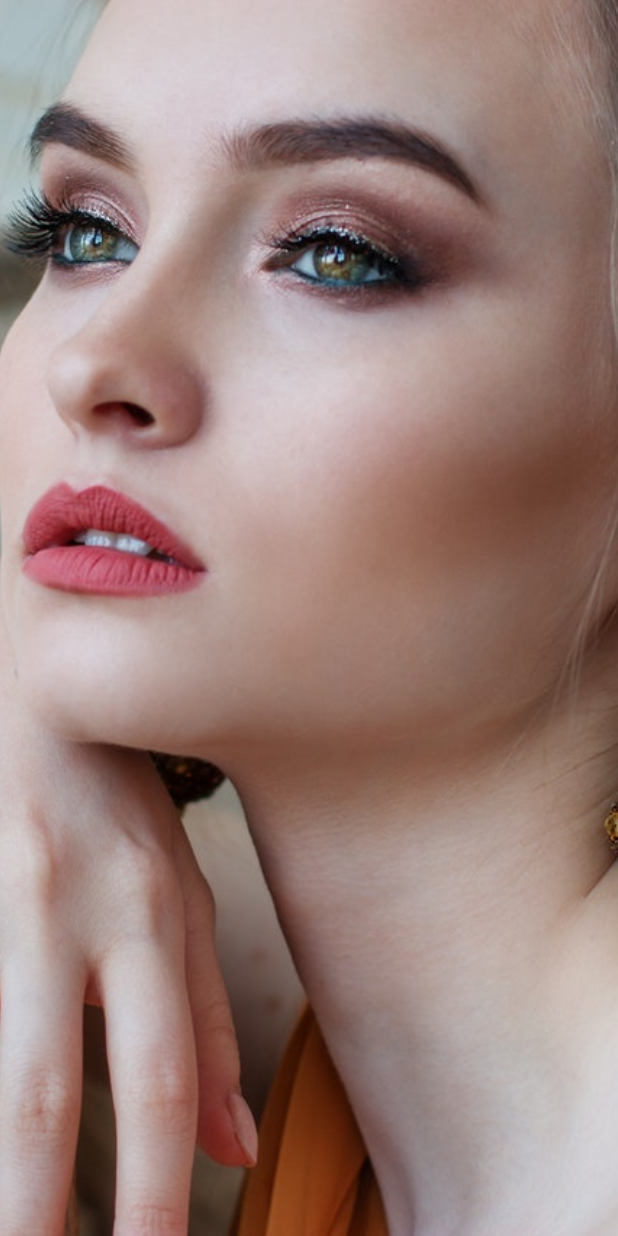
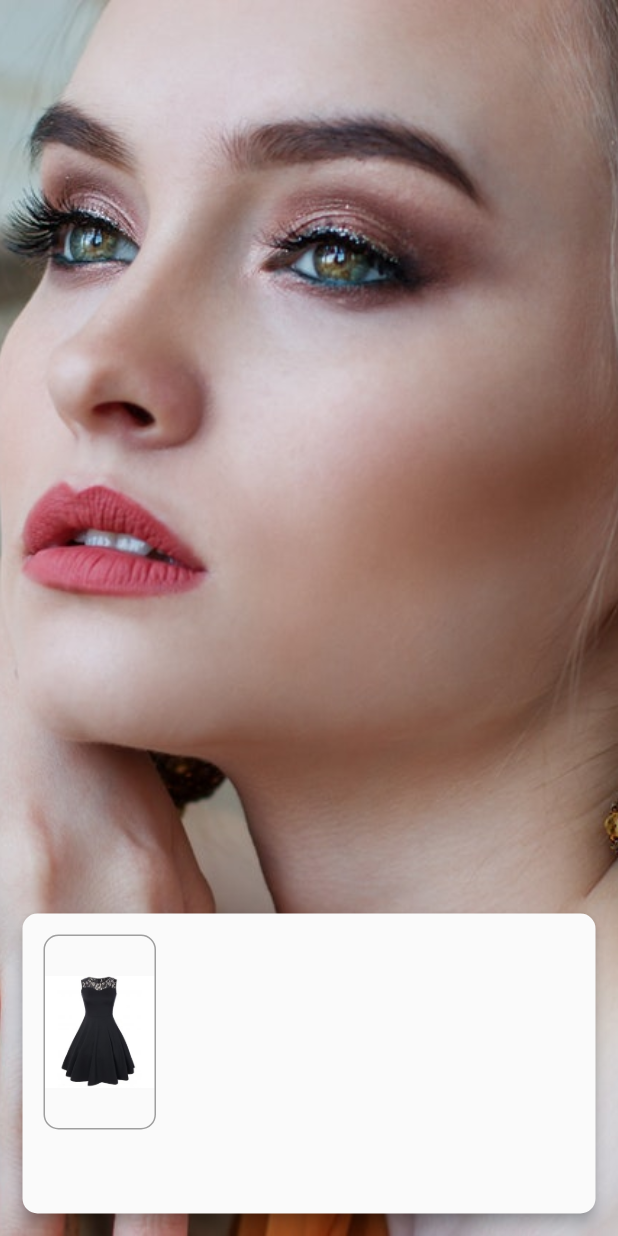
Before and after one commit to Gokdenizsari/Flutter_fashion_app, a Flutter app: the Detail screen opened directly, on a phone screen of 412 x 824 dp. Run offline on Flutter 3.47's test engine with Material 2 defaults, Android fonts, the phone set to English and light mode, and no system bars.

Commit message:
Update detail.dart

```diff
--- a/lib/detail.dart
+++ b/lib/detail.dart
@@ -13,7 +13,8 @@ class _DetailState extends State<Detail> {
   @override
   Widget build(BuildContext context) {
     return Scaffold(
-      body: Hero(
+      body: Stack(
+     children: [Hero(
           tag: widget.imgPath,
           child: Container(
             width: MediaQuery.of(context).size.width,
@@ -23,6 +24,45 @@ class _DetailState extends State<Detail> {
                     image: AssetImage(widget.imgPath), fit: BoxFit.cover)),
           ),
         ),
+        Positioned(
+          left: 15,
+          right: 15,
+          bottom: 15,
+          child: Material(
+            borderRadius: BorderRadius.circular(10),
+            elevation: 4,
+            child: Container(
+              height: 200,
+              width: MediaQuery.of(context).size.width - 30,//sağdan soldan 15 verdiğimiz için toplamı 30
+
+            decoration: BoxDecoration(borderRadius: BorderRadius.circular(10)),
+            child: Column(
+              children: [
+                Row(
+                  children: [
+                    Padding(
+                      padding: const EdgeInsets.all(14.0),
+                      child: Container(
+                        height: 130,
+                        width: 75,
+                        decoration: BoxDecoration(
+                          borderRadius: BorderRadius.circular(10),
+                          border: Border.all(color: Colors.grey),
+                        image: DecorationImage(image: AssetImage("assets/dress.jpg"),fit:BoxFit.contain),
+                        ),
+
+                      ),
+                    )
+                  ],
+                )
+              ],
+            ),
+            ),
+
+          ),
+        ),
+        ],
+      ),
     );
   }
 }
```
Lines whose indentation alone changed are shown as unchanged.
